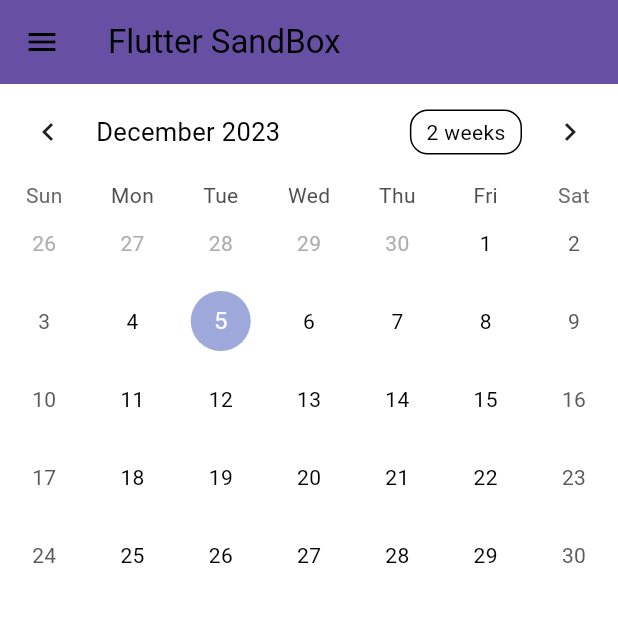
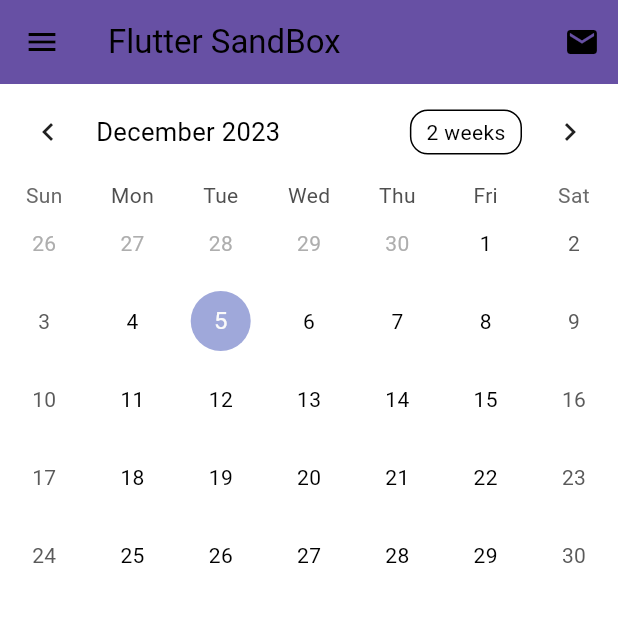
Before and after one commit to Cimorexave/flutter_sandbox, a Flutter app: the screen it shows after launch, on a phone screen of 412 x 824 dp, the top half of it. Run offline on Flutter 3.47's test engine with Material 3 defaults, Android fonts, the phone set to English and light mode, and no system bars; drawn by our look-alikes of table_calendar.

Commit message:
sending mail

```diff
--- a/lib/main.dart
+++ b/lib/main.dart
@@ -1,4 +1,5 @@
 import 'package:flutter/material.dart';
+import 'package:flutter_sandbox/utils/mail.dart';
 import 'package:table_calendar/table_calendar.dart';
 
 void main() {
@@ -11,6 +12,7 @@ class App extends StatelessWidget {
   @override
   Widget build(BuildContext context) {
     return MaterialApp(
+      debugShowCheckedModeBanner: false,
       theme: ThemeData.from(
           colorScheme: const ColorScheme(
             primary: Colors.blue, // A darker variant of the primary color
@@ -51,6 +53,17 @@ class App extends StatelessWidget {
         appBar: AppBar(
           title: const Text('Flutter SandBox'),
           backgroundColor: Theme.of(context).primaryColor,
+          actions: [
+            IconButton(
+                onPressed: () {
+                  sendEmail(
+                    email: 'sadeq.s502@gmail.com',
+                    subject: 'Hello World',
+                    body: 'This is a test email from Flutter app.',
+                  );
+                },
+                icon: const Icon(Icons.mail))
+          ],
         ),
         body: Column(
           children: [
```
